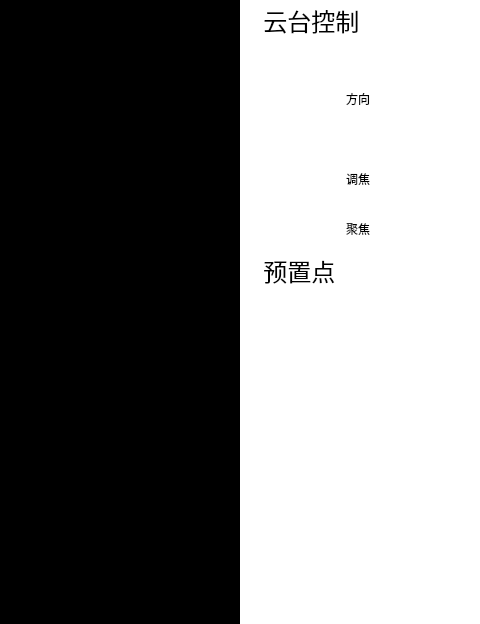
Before: the Qt Designer form pvmsmonitorwidget.ui in 1157889734/monitor_clent, drawn with Qt 5; both pictures show x 544 to 1024 and y 0 to 624 of the 1024 by 624 pixel window.
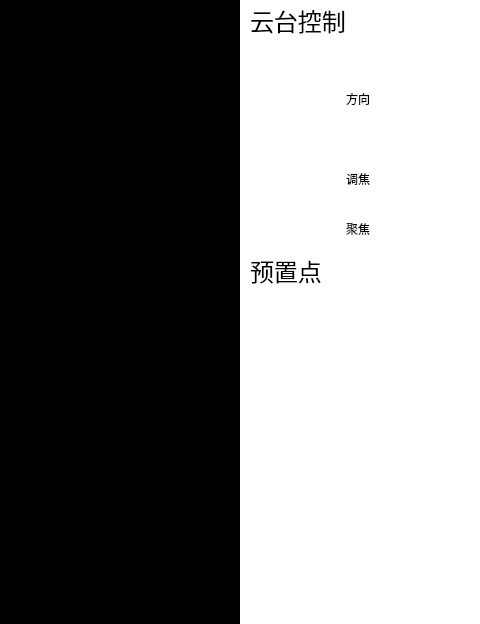
After: the same form once the commit is applied. Icons and pictures are not drawn.

The edit to the form file:
```diff
--- a/pvmsmonitorwidget.ui
+++ b/pvmsmonitorwidget.ui
@@ -17,7 +17,7 @@
    <property name="geometry">
     <rect>
      <x>965</x>
-     <y>360</y>
+     <y>350</y>
      <width>60</width>
      <height>40</height>
     </rect>
@@ -103,9 +103,9 @@
    <property name="geometry">
     <rect>
      <x>915</x>
-     <y>500</y>
-     <width>30</width>
-     <height>31</height>
+     <y>490</y>
+     <width>40</width>
+     <height>40</height>
     </rect>
    </property>
    <property name="styleSheet">
@@ -151,7 +151,7 @@
    <property name="geometry">
     <rect>
      <x>785</x>
-     <y>460</y>
+     <y>450</y>
      <width>112</width>
      <height>32</height>
     </rect>
@@ -229,7 +229,7 @@
    <property name="geometry">
     <rect>
      <x>905</x>
-     <y>300</y>
+     <y>295</y>
      <width>60</width>
      <height>40</height>
     </rect>
@@ -259,9 +259,9 @@
    <property name="geometry">
     <rect>
      <x>860</x>
-     <y>500</y>
-     <width>30</width>
-     <height>31</height>
+     <y>490</y>
+     <width>40</width>
+     <height>40</height>
     </rect>
    </property>
    <property name="styleSheet">
@@ -316,7 +316,7 @@
    <property name="geometry">
     <rect>
      <x>845</x>
-     <y>300</y>
+     <y>295</y>
      <width>60</width>
      <height>40</height>
     </rect>
@@ -421,7 +421,7 @@
    <property name="geometry">
     <rect>
      <x>785</x>
-     <y>420</y>
+     <y>410</y>
      <width>112</width>
      <height>32</height>
     </rect>
@@ -455,7 +455,7 @@
    <property name="geometry">
     <rect>
      <x>905</x>
-     <y>360</y>
+     <y>350</y>
      <width>60</width>
      <height>40</height>
     </rect>
@@ -572,7 +572,7 @@
    <property name="geometry">
     <rect>
      <x>910</x>
-     <y>460</y>
+     <y>450</y>
      <width>112</width>
      <height>32</height>
     </rect>
@@ -604,7 +604,7 @@
    <property name="geometry">
     <rect>
      <x>965</x>
-     <y>300</y>
+     <y>295</y>
      <width>60</width>
      <height>40</height>
     </rect>
@@ -634,9 +634,9 @@
    <property name="geometry">
     <rect>
      <x>970</x>
-     <y>500</y>
-     <width>30</width>
-     <height>31</height>
+     <y>490</y>
+     <width>40</width>
+     <height>40</height>
     </rect>
    </property>
    <property name="styleSheet">
@@ -697,9 +697,9 @@
    <property name="geometry">
     <rect>
      <x>800</x>
-     <y>500</y>
-     <width>30</width>
-     <height>31</height>
+     <y>490</y>
+     <width>40</width>
+     <height>40</height>
     </rect>
    </property>
    <property name="styleSheet">
@@ -748,7 +748,7 @@
  }</string>
    </property>
    <property name="text">
-    <string>  云台控制</string>
+    <string>云台控制</string>
    </property>
    <property name="textFormat">
     <enum>Qt::AutoText</enum>
@@ -758,7 +758,7 @@
    <property name="geometry">
     <rect>
      <x>845</x>
-     <y>360</y>
+     <y>350</y>
      <width>60</width>
      <height>40</height>
     </rect>
@@ -788,7 +788,7 @@
    <property name="geometry">
     <rect>
      <x>785</x>
-     <y>300</y>
+     <y>295</y>
      <width>60</width>
      <height>40</height>
     </rect>
@@ -824,9 +824,9 @@
    <property name="geometry">
     <rect>
      <x>785</x>
-     <y>359</y>
+     <y>350</y>
      <width>60</width>
-     <height>41</height>
+     <height>40</height>
     </rect>
    </property>
    <property name="font">
@@ -854,7 +854,7 @@
    <property name="geometry">
     <rect>
      <x>910</x>
-     <y>420</y>
+     <y>410</y>
      <width>112</width>
      <height>32</height>
     </rect>
@@ -904,7 +904,7 @@
  }</string>
    </property>
    <property name="text">
-    <string>  预置点</string>
+    <string>预置点</string>
    </property>
    <property name="textFormat">
     <enum>Qt::AutoText</enum>
```
Left out of the diff: 2 changed lines with no effect on the pictures.
